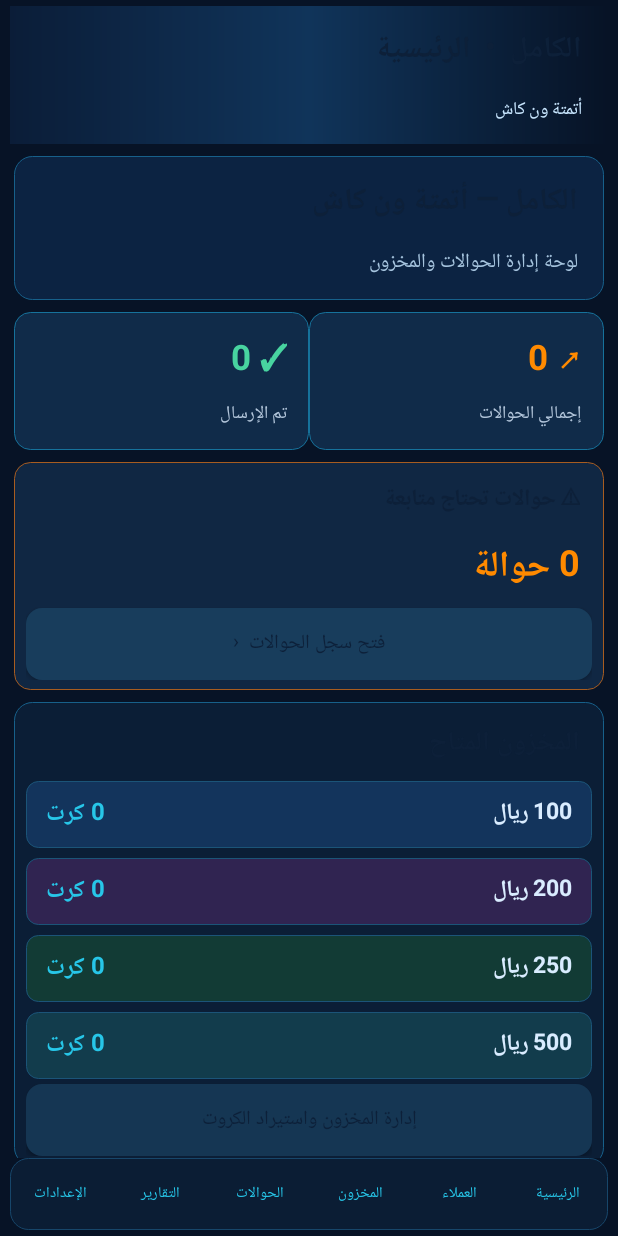
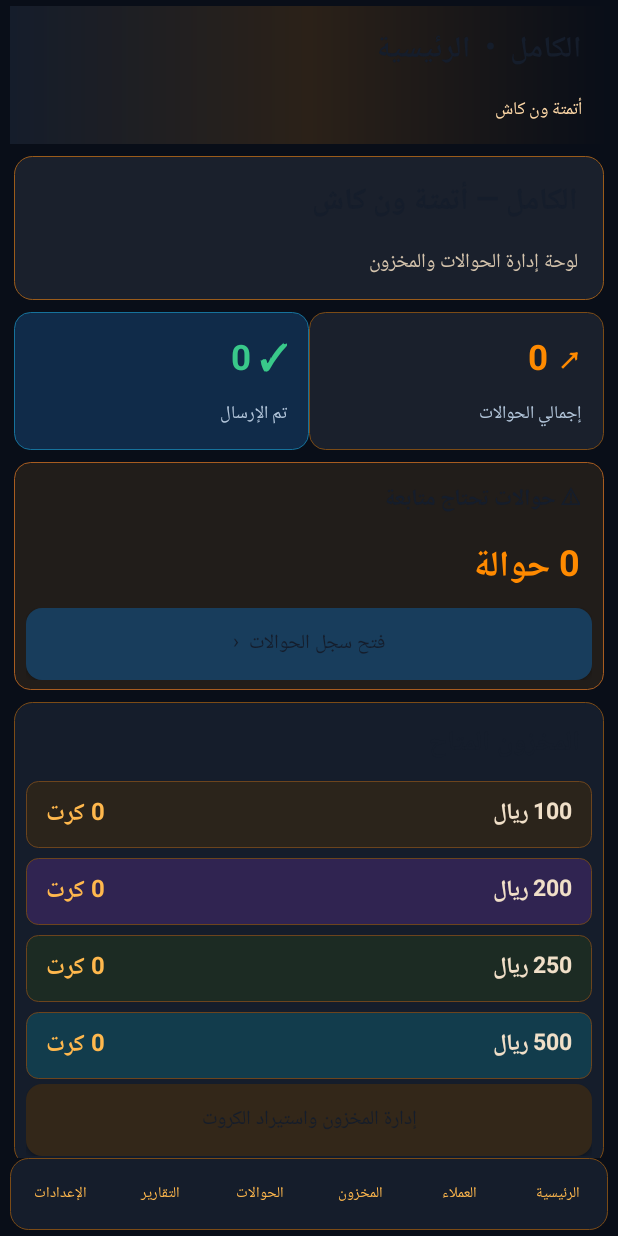
Before and after one commit to mohammedkamelkamel-tech/alkamel-onecash-automation, an Android app: the screen it shows after launch (MainActivity), on a phone screen of 412 x 824 dp. Run offline under Robolectric (Android 15) with nearby library versions, the phone set to English and light mode, and no system bars.

Commit message:
Set VIP orange gold premium palette across dashboard

```diff
--- a/app/src/main/java/com/alkamel/onecash/MainActivity.java
+++ b/app/src/main/java/com/alkamel/onecash/MainActivity.java
@@ -12,7 +12,7 @@ import java.util.*;
 import java.io.*;
 
 public class MainActivity extends Activity {
-    Db db; LinearLayout root,body,nav; int navy=0xff102b46, blue=0xffff8a00, cyan=0xff27c6e8, bg=0xff071326, white=0xff0d2039, green=0xff1b9a68, orange=0xffff8a00, red=0xffd94b4b;
+    Db db; LinearLayout root,body,nav; int navy=0xff101827, blue=0xffff8a00, cyan=0xffffb84d, bg=0xff090e18, white=0xff151d2b, green=0xff39c98a, orange=0xffff8a00, red=0xffe65b5b;
     static final int REQ_BACKUP=9001,REQ_RESTORE=9002;
     @Override public void onCreate(Bundle b){super.onCreate(b);db=new Db(this);requestPerms();showHome();}
     void requestPerms(){if(Build.VERSION.SDK_INT>=23){String[] p={android.Manifest.permission.RECEIVE_SMS,android.Manifest.permission.READ_SMS,android.Manifest.permission.SEND_SMS};List<String> missing=new ArrayList<>();for(String x:p)if(checkSelfPermission(x)!=0)missing.add(x);if(!missing.isEmpty())requestPermissions(missing.toArray(new String[0]),12);}}
@@ -27,30 +27,30 @@ public class MainActivity extends Activity {
     TextView label(String s,int size,int color,boolean bold){TextView t=txt(s,size,color);if(bold)t.setTypeface(null,Typeface.BOLD);return t;}
     Button homeButton(String s,Runnable r,int color){Button b=btn(s,r);b.setTextSize(13);b.setMinHeight(46);b.setPadding(8,4,8,4);b.setBackground(shape(color,16,0));int brightness=(android.graphics.Color.red(color)*299+android.graphics.Color.green(color)*587+android.graphics.Color.blue(color)*114)/1000;b.setTextColor(brightness<145?white:navy);return b;}
     void base(String screen){root=col();root.setLayoutDirection(View.LAYOUT_DIRECTION_RTL);root.setBackgroundColor(bg);root.setPadding(10,6,10,6);
-        LinearLayout header=col();header.setBackground(new android.graphics.drawable.GradientDrawable(android.graphics.drawable.GradientDrawable.Orientation.LEFT_RIGHT,new int[]{0xff0b1d38,0xff10345a,0xff071326}));header.setPadding(14,10,14,10);
+        LinearLayout header=col();header.setBackground(new android.graphics.drawable.GradientDrawable(android.graphics.drawable.GradientDrawable.Orientation.LEFT_RIGHT,new int[]{0xff151d2b,0xff2b2118,0xff090e18}));header.setPadding(14,10,14,10);
         TextView brand=txt("الكامل  •  "+screen,20,white);brand.setTypeface(null,Typeface.BOLD);header.addView(brand);
-        header.addView(txt("أتمتة ون كاش",12,0xffc9e7ff));root.addView(header);
+        header.addView(txt("أتمتة ون كاش",12,0xffffd9a8));root.addView(header);
         ScrollView sc=new ScrollView(this);body=col();body.setPadding(4,12,4,16);sc.addView(body);root.addView(sc,new LinearLayout.LayoutParams(-1,0,1));
-        nav=row();nav.setBackground(shape(0xff0b1d34,18,0xff17466a));nav.setGravity(Gravity.CENTER);String[][] n={{"الرئيسية","home"},{"العملاء","customers"},{"المخزون","inventory"},{"الحوالات","transfers"},{"التقارير","reports"},{"الإعدادات","settings"}};
+        nav=row();nav.setBackground(shape(0xff151d2b,18,0xff7b4b16));nav.setGravity(Gravity.CENTER);String[][] n={{"الرئيسية","home"},{"العملاء","customers"},{"المخزون","inventory"},{"الحوالات","transfers"},{"التقارير","reports"},{"الإعدادات","settings"}};
         for(String[] x:n){Button b=new Button(this);b.setText(x[0]);b.setTextSize(10);b.setAllCaps(false);b.setPadding(0,2,0,2);b.setMinWidth(0);b.setMinHeight(42);b.setTextColor(cyan);b.setBackgroundColor(0x00000000);b.setOnClickListener(v->{switch(x[1]){case"home":showHome();break;case"customers":showCustomers();break;case"inventory":showInventory();break;case"transfers":showTransfers();break;case"reports":showReports();break;case"settings":showSettings();}});nav.addView(b,new LinearLayout.LayoutParams(0,-2,1));}
         root.addView(nav);setContentView(root);
     }
     View stat(String label,String value,int color,String icon){LinearLayout c=col();c.setBackgroundColor(white);c.setPadding(14,12,14,12);TextView v=txt(icon+"  "+value,23,color);v.setTypeface(null,Typeface.BOLD);c.addView(v);c.addView(txt(label,13,0xff607489));return c;}
     void showHome(){base("الرئيسية");
-        LinearLayout welcome=col();welcome.setBackground(shape(0xff0c2342,18,0xff17608a));welcome.setPadding(14,12,14,12);
-        welcome.addView(label("الكامل — أتمتة ون كاش",20,white,true));welcome.addView(txt("لوحة إدارة الحوالات والمخزون",13,0xffa7c5df));addCard(welcome);
+        LinearLayout welcome=col();welcome.setBackground(shape(0xff1a202c,18,0xff9a5b1a));welcome.setPadding(14,12,14,12);
+        welcome.addView(label("الكامل — أتمتة ون كاش",20,white,true));welcome.addView(txt("لوحة إدارة الحوالات والمخزون",13,0xffd5c4ad));addCard(welcome);
         LinearLayout stats=row();
-        LinearLayout s1=col();s1.setBackground(shape(0xff102b49,16,0xff16729b));s1.setPadding(10,12,10,12);s1.addView(label("↗ "+db.countTransfers(),23,orange,true));s1.addView(txt("إجمالي الحوالات",12,0xffb4c7dc));
-        LinearLayout s2=col();s2.setBackground(shape(0xff102b49,16,0xff16729b));s2.setPadding(10,12,10,12);s2.addView(label("✓ "+db.sentCount(),23,0xff48d4a0,true));s2.addView(txt("تم الإرسال",12,0xffb4c7dc));
+        LinearLayout s1=col();s1.setBackground(shape(0xff1a202c,16,0xff7b4b16));s1.setPadding(10,12,10,12);s1.addView(label("↗ "+db.countTransfers(),23,orange,true));s1.addView(txt("إجمالي الحوالات",12,0xffb4c7dc));
+        LinearLayout s2=col();s2.setBackground(shape(0xff102b49,16,0xff16729b));s2.setPadding(10,12,10,12);s2.addView(label("✓ "+db.sentCount(),23,0xff39c98a,true));s2.addView(txt("تم الإرسال",12,0xffb4c7dc));
         stats.addView(s1,new LinearLayout.LayoutParams(0,-2,1));stats.addView(s2,new LinearLayout.LayoutParams(0,-2,1));addCard(stats);
-        LinearLayout pending=col();pending.setBackground(shape(0xff102743,16,0xffa75c20));pending.setPadding(12,10,12,10);pending.addView(label("⚠ حوالات تحتاج متابعة",15,white,true));pending.addView(label(db.reviewCount()+" حوالة",24,orange,true));pending.addView(homeButton("فتح سجل الحوالات  ‹",()->showTransfers(),0xff183d5c));addCard(pending);
-        LinearLayout stock=col();stock.setBackground(shape(0xff0b1e36,18,0xff17608a));stock.setPadding(12,10,12,10);stock.addView(label("المخزون المتاح",18,white,true));
-        int[] colors={0xff13345c,0xff302451,0xff123b35,0xff123c4c};int idx=0;
-        for(int d:new int[]{100,200,250,500}){LinearLayout rr=row();rr.setBackground(shape(colors[idx++],12,0xff1b5478));rr.setPadding(8,4,8,4);TextView den=label(d+" ريال",15,0xffd9ecff,true);rr.addView(den,new LinearLayout.LayoutParams(0,-2,1));TextView q=label(db.available(d)+" كرت",16,cyan,true);rr.addView(q);LinearLayout.LayoutParams rp=new LinearLayout.LayoutParams(-1,-2);rp.setMargins(0,5,0,5);stock.addView(rr,rp);}
-        stock.addView(homeButton("إدارة المخزون واستيراد الكروت",()->showInventory(),0xff153653));addCard(stock);
+        LinearLayout pending=col();pending.setBackground(shape(0xff211d1a,16,0xffa75c20));pending.setPadding(12,10,12,10);pending.addView(label("⚠ حوالات تحتاج متابعة",15,white,true));pending.addView(label(db.reviewCount()+" حوالة",24,orange,true));pending.addView(homeButton("فتح سجل الحوالات  ‹",()->showTransfers(),0xff183d5c));addCard(pending);
+        LinearLayout stock=col();stock.setBackground(shape(0xff151d2b,18,0xff7b4b16));stock.setPadding(12,10,12,10);stock.addView(label("المخزون المتاح",18,white,true));
+        int[] colors={0xff2b241b,0xff302451,0xff1c2b23,0xff123c4c};int idx=0;
+        for(int d:new int[]{100,200,250,500}){LinearLayout rr=row();rr.setBackground(shape(colors[idx++],12,0xff6c441d));rr.setPadding(8,4,8,4);TextView den=label(d+" ريال",15,0xfff0dfc8,true);rr.addView(den,new LinearLayout.LayoutParams(0,-2,1));TextView q=label(db.available(d)+" كرت",16,cyan,true);rr.addView(q);LinearLayout.LayoutParams rp=new LinearLayout.LayoutParams(-1,-2);rp.setMargins(0,5,0,5);stock.addView(rr,rp);}
+        stock.addView(homeButton("إدارة المخزون واستيراد الكروت",()->showInventory(),0xff332719));addCard(stock);
         LinearLayout quick=col();quick.setBackground(shape(0xff0b1e36,18,0xff17608a));quick.setPadding(12,10,12,10);quick.addView(label("اختصارات سريعة",18,white,true));
-        LinearLayout q1=row();q1.addView(homeButton("＋ تسجيل عميل",()->showCustomers(),0xff13345c),new LinearLayout.LayoutParams(0,48,1));q1.addView(homeButton("⇧ استيراد TXT",()->showInventory(),0xff3a2b1b),new LinearLayout.LayoutParams(0,48,1));quick.addView(q1);
-        LinearLayout q2=row();q2.addView(homeButton("⚙ إعدادات ون كاش",()->showSettings(),0xff13345c),new LinearLayout.LayoutParams(0,48,1));q2.addView(homeButton("▤ التقارير",()->showReports(),0xff123b35),new LinearLayout.LayoutParams(0,48,1));quick.addView(q2);addCard(quick);
+        LinearLayout q1=row();q1.addView(homeButton("＋ تسجيل عميل",()->showCustomers(),0xff13345c),new LinearLayout.LayoutParams(0,48,1));q1.addView(homeButton("⇧ استيراد TXT",()->showInventory(),0xff3b2a17),new LinearLayout.LayoutParams(0,48,1));quick.addView(q1);
+        LinearLayout q2=row();q2.addView(homeButton("⚙ إعدادات ون كاش",()->showSettings(),0xff13345c),new LinearLayout.LayoutParams(0,48,1));q2.addView(homeButton("▤ التقارير",()->showReports(),0xff25271f),new LinearLayout.LayoutParams(0,48,1));quick.addView(q2);addCard(quick);
         boolean auto=db.setting("auto_send").equals("1");LinearLayout status=row();status.setBackground(shape(auto?0xff3b2028:0xff123b35,16,auto?red:green));status.setPadding(12,8,12,8);status.addView(label("الإرسال الآلي",14,white,true),new LinearLayout.LayoutParams(0,-2,1));status.addView(label(auto?"مفعّل":"متوقف",15,auto?red:0xff48d4a0,true));status.setOnClickListener(v->showSettings());addCard(status);
     }
     void showCustomers(){base("العملاء");EditText search=new EditText(this);search.setHint("بحث باسم العميل أو رقم الهاتف");body.addView(search);EditText name=new EditText(this);name.setHint("اسم المحوّل كما يظهر في ون كاش");EditText phone=new EditText(this);phone.setHint("رقم الجوال المستلم");phone.setInputType(3);body.addView(name);body.addView(phone);body.addView(btn("حفظ عميل جديد",()->{if(db.addCustomer(name.getText().toString(),phone.getText().toString())){toast("تم حفظ العميل");showCustomers();}else toast("تعذر الحفظ: الاسم مكرر أو البيانات ناقصة");}));
```
